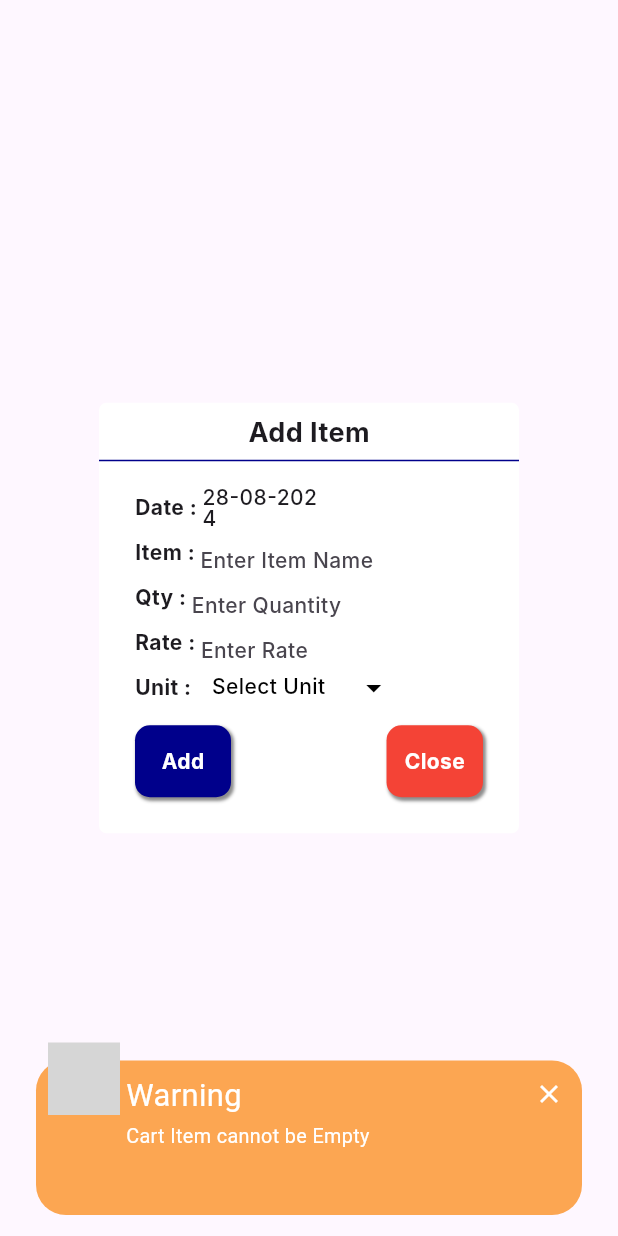
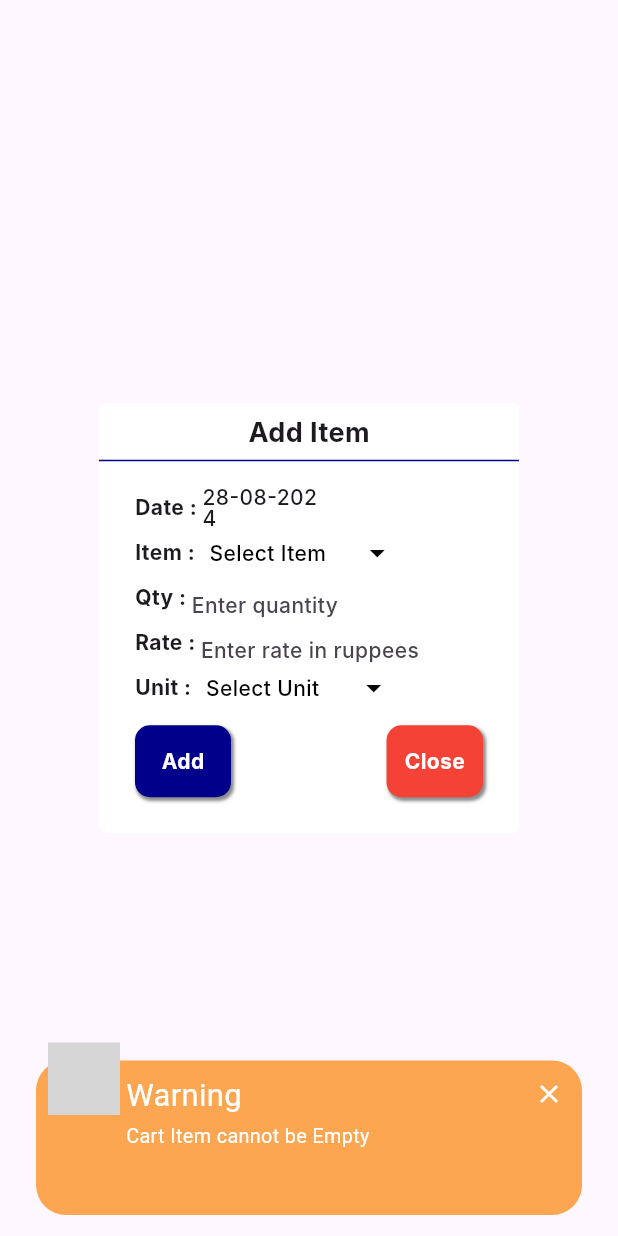
Before and after one commit to Elavarasan-N/GetX, a Flutter app: the AddItem widget shown alone on an empty page, opened directly with empty values, after a tap on "Add", on a phone screen of 412 x 824 dp. Run offline on Flutter 3.47's test engine with Material 3 defaults, Android fonts, the phone set to English and light mode, and no system bars; drawn by our look-alikes of awesome_snackbar_content; our stand-ins replace file_picker, get, pdf; Roboto replaces fonts that are missing (Inter); grey boxes are pictures that could not be loaded.

Commit message:
added dropdown for items

```diff
--- a/invoice/lib/config/strings.dart
+++ b/invoice/lib/config/strings.dart
@@ -18,8 +18,8 @@ class Strings {
   static const String enterName = 'Enter Name';
   static const String enterAccountNumber = 'Enter Account Number';
   static const String enterItemName = 'Enter Item Name';
-  static const String enterQty = 'Enter Quantity';
-  static const String enterRate = 'Enter Rate';
+  static const String enterQty = 'Enter quantity';
+  static const String enterRateInRuppees = 'Enter rate in ruppees';
   static const String add = 'Add';
   static const String update = 'Update';
   static const String close = 'Close';
@@ -33,8 +33,10 @@ class Strings {
   static const String item = 'Item';
   static const String qty = 'Qty';
   static const String rate = 'Rate';
+  static const String rs = 'Rs.';
   static const String unit = 'Unit';
   static const String selectUnit = 'Select Unit';
+  static const String selectItem = 'Select Item';
   static const String amount = 'Amount';
   static const String actions = 'Actions';
   static const String total = 'Total';
--- a/invoice/lib/src/pages/home/ui/popup/add_item.dart
+++ b/invoice/lib/src/pages/home/ui/popup/add_item.dart
@@ -16,11 +16,7 @@ class AddItem extends StatelessWidget {
   final HomeController controller;
   final bool isEdit;
   final int index;
-  const AddItem(
-      {super.key,
-      required this.controller,
-      required this.isEdit,
-      required this.index});
+  const AddItem({super.key, required this.controller, required this.isEdit, required this.index});
 
   @override
   Widget build(BuildContext context) {
@@ -68,25 +64,23 @@ class AddItem extends StatelessWidget {
                             splashColor: Colors.transparent,
                             hintColor: AppColors.white,
                             colorScheme: const ColorScheme.light(
-                                primary: AppColors.darkBlue),
+                              primary: AppColors.darkBlue,
+                            ),
                             buttonTheme: const ButtonThemeData(
-                                textTheme: ButtonTextTheme.primary),
+                              textTheme: ButtonTextTheme.primary,
+                            ),
                           ),
                           child: child!,
                         );
                       },
                     );
                     if (selected != null) {
-                      controller.itemDate.value =
-                          DateFormat('dd-MM-yyyy').format(selected);
+                      controller.itemDate.value = DateFormat('dd-MM-yyyy').format(selected);
                     }
                   },
                   child: Center(
-                    child: Obx(
-                      () => Text(
-                        controller.itemDate.isEmpty
-                            ? controller.itemTodayDate
-                            : controller.itemDate.value,
+                    child: Obx(() => Text(
+                      controller.itemDate.isEmpty ? controller.itemTodayDate : controller.itemDate.value,
                       style: globalStyle.text.btn1,
                       ),
                     ),
@@ -101,24 +95,40 @@ class AddItem extends StatelessWidget {
                 '${Strings.item} ${Strings.colon} ',
                 style: globalStyle.text.btn,
               ),
-              SizedBox(
+              Obx(
+                () => SizedBox(
                   height: 30.scale,
-                width: 160.scale,
-                child: TextFormField(
-                  controller: controller.item,
-                  textAlign: TextAlign.start,
-                  style: globalStyle.text.btn1,
-                  textCapitalization: TextCapitalization.sentences,
-                  inputFormatters: [
-                    LengthLimitingTextInputFormatter(10),
-                    FilteringTextInputFormatter.allow(
-                      RegExp('[a-zA-Z]'),
+                  width: 130.scale,
+                  child: DropdownButtonHideUnderline(
+                    child: DropdownButton(
+                      borderRadius: BorderRadius.circular(10),
+                      icon: const Icon(
+                        Icons.arrow_drop_down,
+                        color: AppColors.black,
                       ),
-                  ],
-                  decoration: InputDecoration(
-                    border: InputBorder.none,
-                    hintText: Strings.enterItemName,
-                    contentPadding: EdgeInsets.symmetric(vertical: -11.scale),
+                      hint: Padding(
+                        padding: EdgeInsets.only(left: 6.scale, top: 3.scale),
+                        child: Text(
+                          controller.selectedItem.value.isEmpty  ? controller.itemType[0] : controller.selectedItem.value,
+                          style: globalStyle.text.btn1.copyWith(
+                            color: AppColors.black,
+                          ),
+                        ),
+                      ),
+                      style: globalStyle.text.btn1.copyWith(
+                        color: AppColors.black,
+                      ),
+                      items: controller.itemType.map(
+                        (e) => DropdownMenuItem(
+                          value: e,
+                          child: Text(e),
+                        ),
+                      ).toList(),
+                      onChanged: (val) {
+                        log(val!);
+                        controller.selectedItem.value = val;
+                      },
+                    ),
                   ),
                 ),
               ),
@@ -169,7 +179,7 @@ class AddItem extends StatelessWidget {
                   ],
                   decoration: InputDecoration(
                     border: InputBorder.none,
-                    hintText: Strings.enterRate,
+                    hintText: Strings.enterRateInRuppees,
                     contentPadding: EdgeInsets.symmetric(vertical: -11.scale),
                   ),
                 ),
@@ -182,8 +192,7 @@ class AddItem extends StatelessWidget {
                 '${Strings.unit} ${Strings.colon} ',
                 style: globalStyle.text.btn,
               ),
-              Obx(
-                () => SizedBox(
+              Obx(() => SizedBox(
                 height: 30.scale,
                 width: 130.scale,
                 child: DropdownButtonHideUnderline(
@@ -194,11 +203,9 @@ class AddItem extends StatelessWidget {
                       color: AppColors.black,
                     ),
                     hint: Padding(
-                        padding: EdgeInsets.only(left: 10.scale),
+                      padding: EdgeInsets.only(left: 6.scale, top: 3.scale),
                       child: Text(
-                          controller.selectedUnit.value.isEmpty
-                              ? controller.unit[0]
-                              : controller.selectedUnit.value,
+                        controller.selectedUnit.value.isEmpty ? controller.unit[0] : controller.selectedUnit.value,
                         style: globalStyle.text.btn1.copyWith(
                           color: AppColors.black,
                         ),
@@ -207,14 +214,12 @@ class AddItem extends StatelessWidget {
                     style: globalStyle.text.btn1.copyWith(
                       color: AppColors.black,
                     ),
-                      items: controller.unit
-                          .map(
+                    items: controller.unit.map(
                       (e) => DropdownMenuItem(
                         value: e,
                         child: Text(e),
                       ),
-                          )
-                          .toList(),
+                    ).toList(),
                     onChanged: (val) {
                       log(val!);
                       controller.selectedUnit.value = val;
@@ -223,8 +228,7 @@ class AddItem extends StatelessWidget {
                 ),
               ),
             ),
-            ],
-          ),
+          ]),
           height10,
           Row(
             mainAxisAlignment: MainAxisAlignment.spaceBetween,
@@ -248,11 +252,11 @@ class AddItem extends StatelessWidget {
                 child: TextButton(
                   onPressed: () {
                     if (isEdit) {
-                      if (controller.item.text.isNotEmpty) {
+                      if (controller.selectedItem.isNotEmpty) {
                         controller.updateItem(
                           index: index,
                           date: controller.itemDate.value,
-                          item: controller.item.text,
+                          item: controller.selectedItem.value,
                           qty: int.tryParse(controller.qty.text) ?? 0,
                           rate: int.tryParse(controller.rate.text) ?? 0,
                           unit: controller.selectedUnit.value,
@@ -266,10 +270,10 @@ class AddItem extends StatelessWidget {
                         );
                       }
                     } else {
-                      if (controller.item.text.isNotEmpty) {
+                      if (controller.selectedItem.isNotEmpty) {
                         controller.addItem(
                           date: controller.itemDate.value,
-                          item: controller.item.text,
+                          item: controller.selectedItem.value,
                           qty: int.tryParse(controller.qty.text) ?? 0,
                           rate: int.tryParse(controller.rate.text) ?? 0,
                           unit: controller.selectedUnit.value,
@@ -312,6 +316,7 @@ class AddItem extends StatelessWidget {
                   onPressed: () {
                     controller.clearText();
                     controller.selectedUnit.value = '';
+                    controller.selectedItem.value = '';
                     Navigator.of(context).pop();
                   },
                   child: Text(
--- a/invoice/pubspec.yaml
+++ b/invoice/pubspec.yaml
@@ -12,7 +12,7 @@ dependencies:
     sdk: flutter
 
   cupertino_icons: ^1.0.2
-  intl: ^0.18.1
+  intl: ^0.19.0
   pdf: ^3.11.1
   get: ^4.6.6
   awesome_snackbar_content: ^0.1.3
```
Also changed, not shown: invoice/lib/src/pages/home/application/home_controller.dart (+15 -17 lines), invoice/lib/src/pages/home/ui/home_page.dart (+18 -11 lines), invoice/pubspec.lock. Lines whose indentation alone changed are shown as unchanged.
